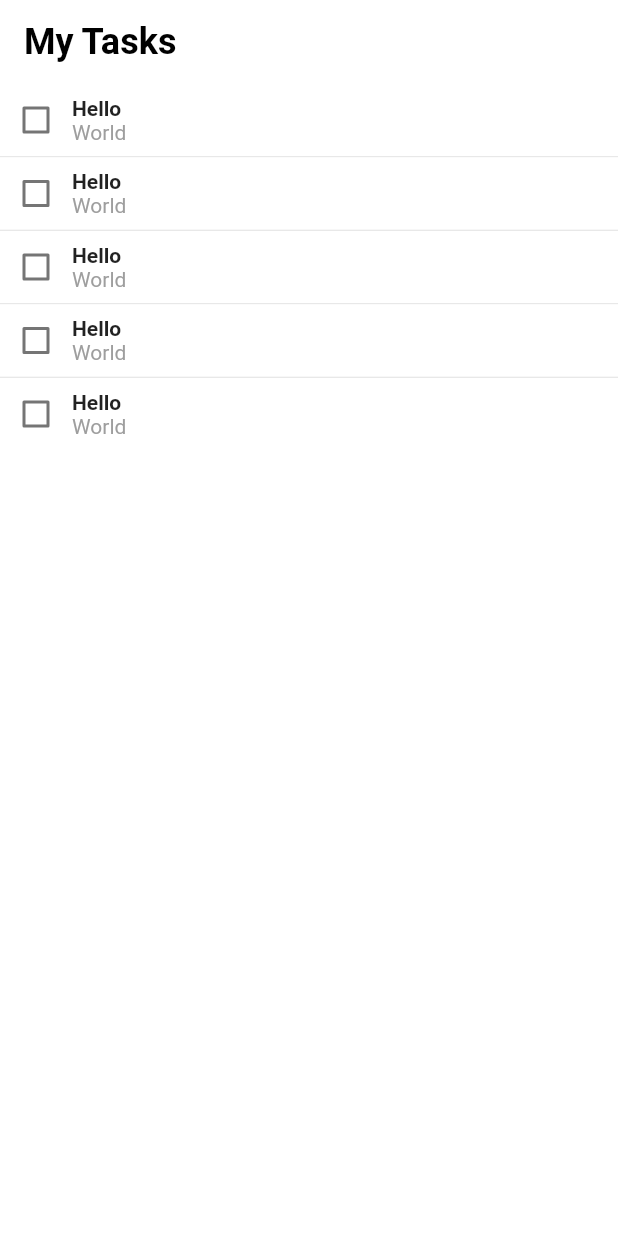
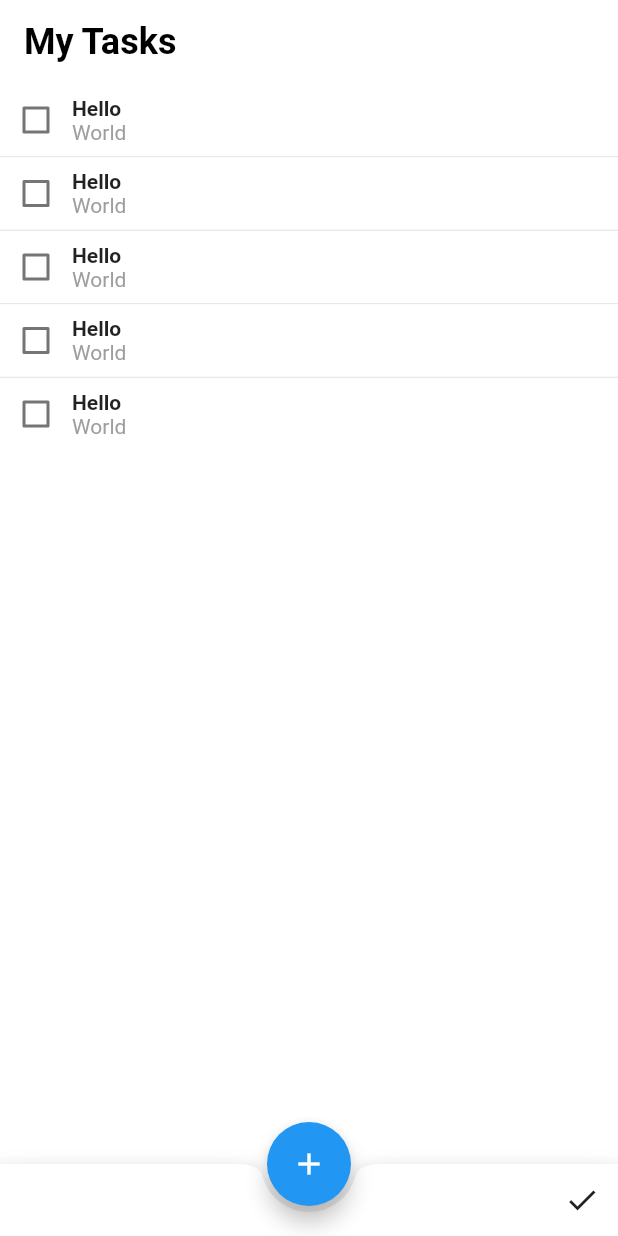
Before and after one commit to kajornsakp/tech_at_agoda_180220, a Flutter app: the screen it shows after launch, on a phone screen of 412 x 824 dp. Run offline on Flutter 3.47's test engine with Material 2 defaults, Android fonts, the phone set to English and light mode, and no system bars.

Commit message:
todo_step_5
add bottom app bar

```diff
--- a/lib/main.dart
+++ b/lib/main.dart
@@ -58,6 +58,24 @@
             },
             itemBuilder: (BuildContext context, int index) {
               return new TodoItem(todos[index]);
-            }));
+            }),
+      floatingActionButton: FloatingActionButton(
+        onPressed: () {},
+        child: Icon(Icons.add),
+      ),
+      floatingActionButtonLocation: FloatingActionButtonLocation.centerDocked,
+      bottomNavigationBar: BottomAppBar(
+        notchMargin: 4.0,
+        shape: CircularNotchedRectangle(),
+        child: Row(
+          mainAxisSize: MainAxisSize.max,
+          mainAxisAlignment: MainAxisAlignment.spaceBetween,
+          children: <Widget>[
+            Spacer(),
+            IconButton(icon: Icon(Icons.done), onPressed: () {},)
+          ],
+        ),
+      ),
+    );
   }
 }
```
